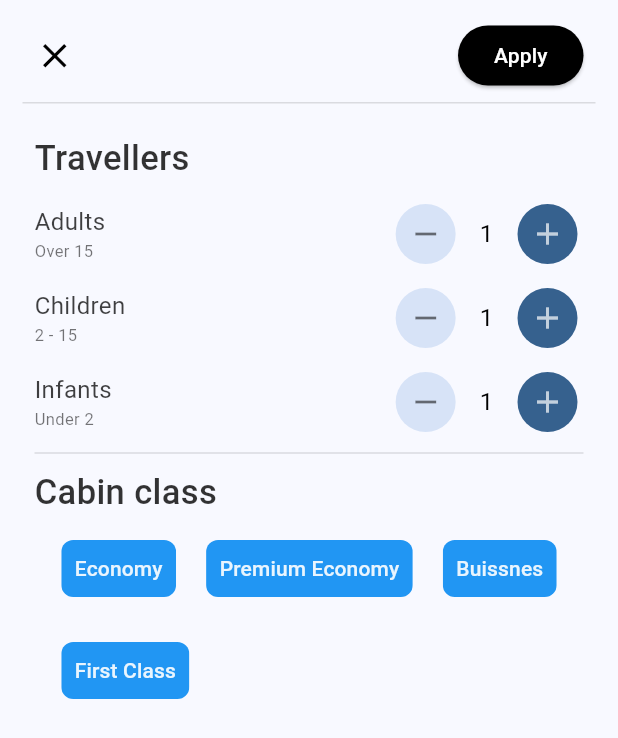
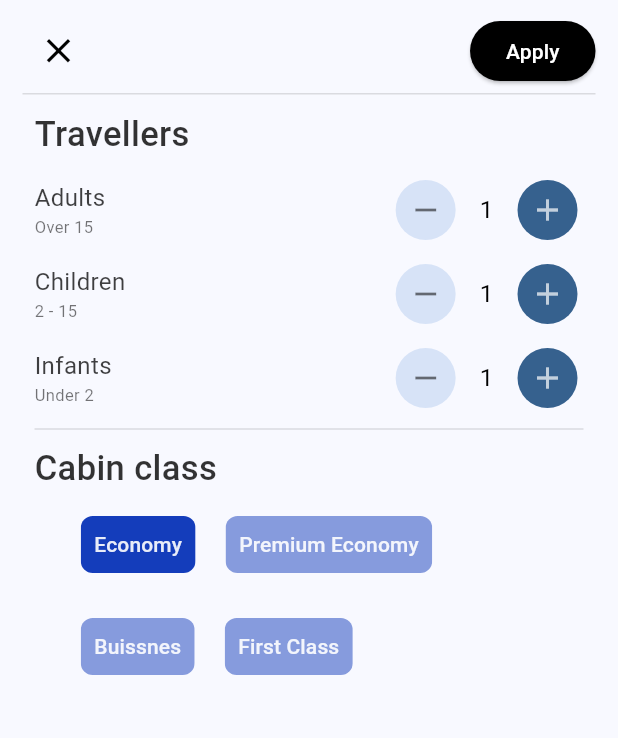
Before and after one commit to saninthottungal/fairFlights, a Flutter app: the ModaleContainer widget shown alone on an empty page, opened directly, on a phone screen of 412 x 824 dp. Shown: the top 738 px of the screen. Run offline on Flutter 3.47's test engine with Material 3 defaults, Android fonts, the phone set to English and light mode, and no system bars; our stand-ins replace easy_date_timeline, google_fonts; missing offline and left inert: paged_vertical_calendar.

Commit message:
made some minor changes

```diff
--- a/lib/Screens/ScreenHome/Widgets/Counter.dart
+++ b/lib/Screens/ScreenHome/Widgets/Counter.dart
@@ -1,6 +1,4 @@
-import 'package:flutter/cupertino.dart';
 import 'package:flutter/material.dart';
-import 'package:flutter/widgets.dart';
 
 class Counter extends StatelessWidget {
   const Counter({super.key, required this.title, required this.subtitle});
--- a/lib/Screens/ScreenHome/Widgets/ModaleContainer.dart
+++ b/lib/Screens/ScreenHome/Widgets/ModaleContainer.dart
@@ -1,8 +1,7 @@
+import 'package:flight_booking/Core/Constants/colors.dart';
 import 'package:flight_booking/Screens/ScreenHome/Widgets/Counter.dart';
 import 'package:flight_booking/Screens/ScreenHome/Widgets/CustomChip.dart';
-import 'package:flutter/cupertino.dart';
 import 'package:flutter/material.dart';
-import 'package:flutter/widgets.dart';
 
 class ModaleContainer extends StatelessWidget {
   const ModaleContainer({super.key});
@@ -11,39 +10,41 @@ class ModaleContainer extends StatelessWidget {
   Widget build(BuildContext context) {
     return Container(
       margin: const EdgeInsets.only(
-        top: 5,
+        top: 10,
         left: 15,
         right: 15,
       ),
       child: Column(
         mainAxisAlignment: MainAxisAlignment.start,
         children: [
-          IconButton(
-              onPressed: () {},
-              icon: Row(
+          Row(
             mainAxisAlignment: MainAxisAlignment.spaceBetween,
             children: [
-                  const Icon(
+              IconButton(
+                  onPressed: () {
+                    Navigator.of(context).pop();
+                  },
+                  icon: const Icon(
                     Icons.close,
                     color: Colors.black,
                     size: 27,
-                  ),
+                  )),
               ElevatedButton(
                   style: const ButtonStyle(
-                          backgroundColor:
-                              MaterialStatePropertyAll(Colors.black)),
+                      backgroundColor: MaterialStatePropertyAll(Colors.black)),
                   onPressed: () {},
                   child: const Text(
                     "Apply",
                     style: TextStyle(color: Colors.white),
                   )),
             ],
-              )),
+          ),
+          const SizedBox(height: 5),
           const Divider(
             height: 0,
             color: Colors.black12,
           ),
-          const SizedBox(height: 20),
+          const SizedBox(height: 10),
           Padding(
             padding: const EdgeInsets.only(left: 8, right: 8, bottom: 8),
             child: Column(
@@ -77,33 +78,36 @@ class ModaleContainer extends StatelessWidget {
                     ),
                   ),
                 ),
-                Wrap(
+                Padding(
+                  padding: const EdgeInsets.only(right: 70),
+                  child: Wrap(
                     children: [
                       CustomChip(
                         title: "Economy",
                         isSelected: true,
                         onSelected: (value) {},
-                      color: Colors.blue,
+                        color: AppColor.customBlue,
                       ),
                       CustomChip(
                         title: "Premium Economy",
                         isSelected: true,
                         onSelected: (value) {},
-                      color: Colors.blue,
+                        color: AppColor.customBlue.withOpacity(0.5),
                       ),
                       CustomChip(
                         title: "Buissnes",
                         isSelected: true,
                         onSelected: (value) {},
-                      color: Colors.blue,
+                        color: AppColor.customBlue.withOpacity(0.5),
                       ),
                       CustomChip(
                         title: "First Class",
                         isSelected: true,
                         onSelected: (value) {},
-                      color: Colors.blue,
+                        color: AppColor.customBlue.withOpacity(0.5),
                       ),
                     ],
+                  ),
                 )
               ],
             ),
```
Also changed, not shown: lib/Screens/ScreenPassport/ScreenPassport.dart (+7 -4 lines), lib/Screens/ScreenPassport/Widgets/CardField.dart (+4 -4 lines). Lines whose indentation alone changed are shown as unchanged.
